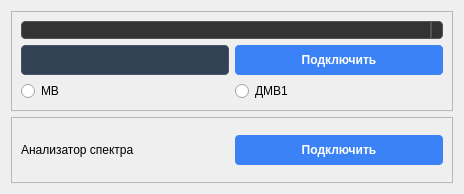
Old version of the form settingsdialog.ui in the repository vitalisimys/Check_station.
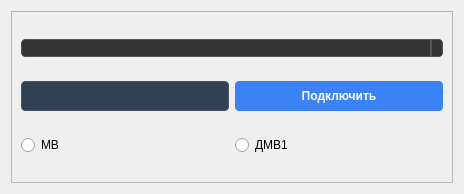
New version of the form. Icons and pictures are not drawn.

The edit to the form file:
```diff
--- a/settingsdialog.ui
+++ b/settingsdialog.ui
@@ -169,56 +169,6 @@
      </layout>
     </widget>
    </item>
-   <item>
-    <widget class="QFrame" name="frame">
-     <property name="frameShape">
-      <enum>QFrame::StyledPanel</enum>
-     </property>
-     <property name="frameShadow">
-      <enum>QFrame::Raised</enum>
-     </property>
-     <layout class="QHBoxLayout" name="horizontalLayout">
-      <item>
-       <widget class="QLabel" name="label">
-        <property name="text">
-         <string>Анализатор спектра</string>
-        </property>
-       </widget>
-      </item>
-      <item>
-       <widget class="QPushButton" name="pushButtonConnectAnalyzer">
-        <property name="styleSheet">
-         <string notr="true">QPushButton {
-    background-color: #3b82f6;         /* Синий акцент */
-    color: white;
-    border: none;
-    padding: 8px 16px;
-    border-radius: 4px;
-    font-weight: bold;
-    min-width: 80px;
-}
-
-QPushButton:hover {
-    background-color: #2563eb;
-}
-
-QPushButton:pressed {
-    background-color: #1d4ed8;
-}
-
-QPushButton:disabled {
-    background-color: #475569;
-    color: #94a3b8;
-}</string>
-        </property>
-        <property name="text">
-         <string>Подключить</string>
-        </property>
-       </widget>
-      </item>
-     </layout>
-    </widget>
-   </item>
   </layout>
  </widget>
  <resources/>
```
